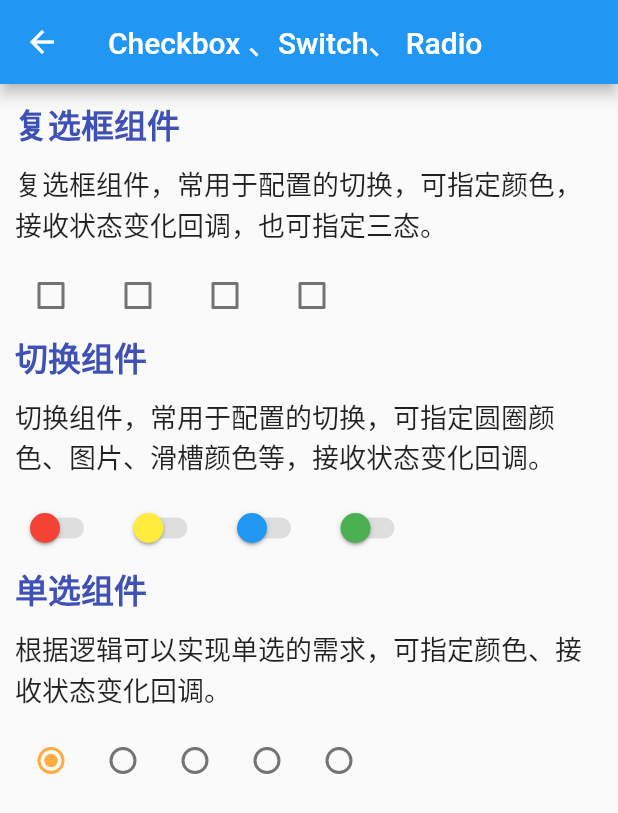
After one commit to PatrickStarM/flutter_learning, a Flutter app: the CheckboxRadioWidget screen opened by its route, on a phone screen of 412 x 824 dp. The commit adds this screen. Shown: the top 813 px of the screen. Run offline on Flutter 3.47's test engine with Material 2 defaults, Android fonts, the phone set to English and light mode, and no system bars; our stand-ins replace date_format; network calls fail.

Commit message:
feat: flutter组件学习9

```diff
--- a/flutter_demo/lib/common/data.dart
+++ b/flutter_demo/lib/common/data.dart
@@ -113,4 +113,18 @@ final statefulList = <ContainerInfo>[
       'MaterialApp', 'Material应用', '/materialapp'),
   ContainerInfo(
       'WillPopScope', '返回拦截', '/willpopscope'),
+  ContainerInfo(
+      'Overlay', 'Overlay是⼀个Stack的widget，可以将overlay entry插⼊到overlay中，使独⽴的child窗⼝悬浮于其他widget之上。', '/overlay'),
+  ContainerInfo(
+      'Stepper', '可指定⼀步步的操作，可⾃定义步骤的内容，确认和返回的按钮以及步骤排列的⽅向。', '/stepper'),
+  ContainerInfo(
+      'CheckboxRadio', '复选框组件，常⽤于配置的切换，可指定颜⾊，接收状态变化回调，也可指定三态。', '/checkboxradio'),
+  ContainerInfo(
+      'Slider', '滑块组件，可以在指定的最⼤值和最⼩值之间拖动选择。可指定颜⾊、分段数及显示的标签，接收进度条变化回调。', '/slider'),
+  ContainerInfo(
+      'RangeSlider', '范围滑块组件，⽀持在两点之间滑动，获取之间的范围。可指定颜⾊、分段数及显示的标签，接收进度条变化回调', '/rangeslider'),
+  ContainerInfo(
+      'SnackBar', '信息提示条,从底部弹出的消息条，可指定形状、影深、背景⾊等。', '/snackbar'),
+  ContainerInfo(
+      'RefreshIndicator', '刷新指示器,内部嵌套可滑动区域，下拉时会显示刷新图标，松⼿后可以执⾏指定的异步⽅法。可指定颜⾊、到顶端的距离等属性。', '/refreshindicator'),
 ];
--- /dev/null
+++ b/flutter_demo/lib/widget/stateful/checkboxradio_widget.dart
@@ -0,0 +1,115 @@
+import 'package:flutter/material.dart';
+import 'package:flutter_demo/common/style.dart';
+
+class CheckboxRadioWidget extends StatefulWidget {
+  const CheckboxRadioWidget({Key? key}) : super(key: key);
+  @override
+  State<CheckboxRadioWidget> createState() => _CheckboxRadioWidgetState();
+}
+
+class _CheckboxRadioWidgetState extends State<CheckboxRadioWidget> {
+  bool _checked = false;
+  final colors = [Colors.red, Colors.yellow, Colors.blue, Colors.green];
+  var data = <double>[1, 2, 3, 4, 5];
+  double _value = 1;
+  @override
+  Widget build(BuildContext context) {
+    return Scaffold(
+      appBar: AppBar(
+        title: const Text('Checkbox 、Switch、 Radio'),
+      ),
+      body: Container(
+        padding: const EdgeInsets.all(10),
+        child: SingleChildScrollView(
+          child: Column(
+            crossAxisAlignment: CrossAxisAlignment.start,
+            children: <Widget>[
+              const Text(
+                '复选框组件',
+                style: titleStyle,
+              ),
+              Container(
+                margin: const EdgeInsets.symmetric(
+                  vertical: 10.0,
+                ),
+                child: const Text(
+                  '复选框组件，常⽤于配置的切换，可指定颜⾊，接收状态变化回调，也可指定三态。',
+                  style: descStyle,
+                ),
+              ),
+              Wrap(
+                spacing: 10,
+                children: colors
+                    .map(
+                      (e) => Checkbox(
+                        // 是否选中
+                        value: _checked,
+                        // 选中时的颜⾊
+                        checkColor: Colors.white,
+                        // 选中时⽅框内的颜⾊
+                        activeColor: e,
+                        // 状态改变事件
+                        onChanged: (v) => setState(() => _checked = v!),
+                      ),
+                    )
+                    .toList(),
+              ),
+              const Text(
+                '切换组件',
+                style: titleStyle,
+              ),
+              Container(
+                margin: const EdgeInsets.symmetric(
+                  vertical: 10.0,
+                ),
+                child: const Text(
+                  '切换组件，常⽤于配置的切换，可指定圆圈颜⾊、图⽚、滑槽颜⾊等，接收状态变化回调。',
+                  style: descStyle,
+                ),
+              ),
+              Wrap(
+                spacing: 10,
+                children: colors
+                    .map(
+                      (e) => Switch(
+                        value: _checked,
+                        inactiveThumbColor: e,
+                        inactiveTrackColor: Colors.grey.withAlpha(77),
+                        activeColor: Colors.green,
+                        activeTrackColor: Colors.orange,
+// 状态改变事件
+                        onChanged: (v) => setState(() => _checked = v),
+                      ),
+                    )
+                    .toList(),
+              ),
+              const Text(
+                '单选组件',
+                style: titleStyle,
+              ),
+              Container(
+                margin: const EdgeInsets.symmetric(
+                  vertical: 10.0,
+                ),
+                child: const Text(
+                  '根据逻辑可以实现单选的需求，可指定颜⾊、接收状态变化回调。',
+                  style: descStyle,
+                ),
+              ),
+              Row(
+                mainAxisSize: MainAxisSize.min,
+                children: data
+                    .map((e) => Radio<double>(
+                        activeColor: Colors.orangeAccent,
+                        value: e,
+                        groupValue: _value,
+                        onChanged: (v) => setState(() => _value = v!)))
+                    .toList(),
+              ),
+            ],
+          ),
+        ),
+      ),
+    );
+  }
+}
```
Also changed, not shown: flutter_demo/lib/common/routes.dart (+17 -1 lines), flutter_demo/lib/widget/stateful/overlay_widget.dart (added, +82 -0 lines), flutter_demo/lib/widget/stateful/rangeslider_widget.dart (added, +63 -0 lines), flutter_demo/lib/widget/stateful/refreshindicator_widget.dart (added, +74 -0 lines), flutter_demo/lib/widget/stateful/slide_widget.dart (added, +82 -0 lines), flutter_demo/lib/widget/stateful/snackbar_widget.dart (added, +64 -0 lines), flutter_demo/lib/widget/stateful/stepper_widget.dart (added, +98 -0 lines).
